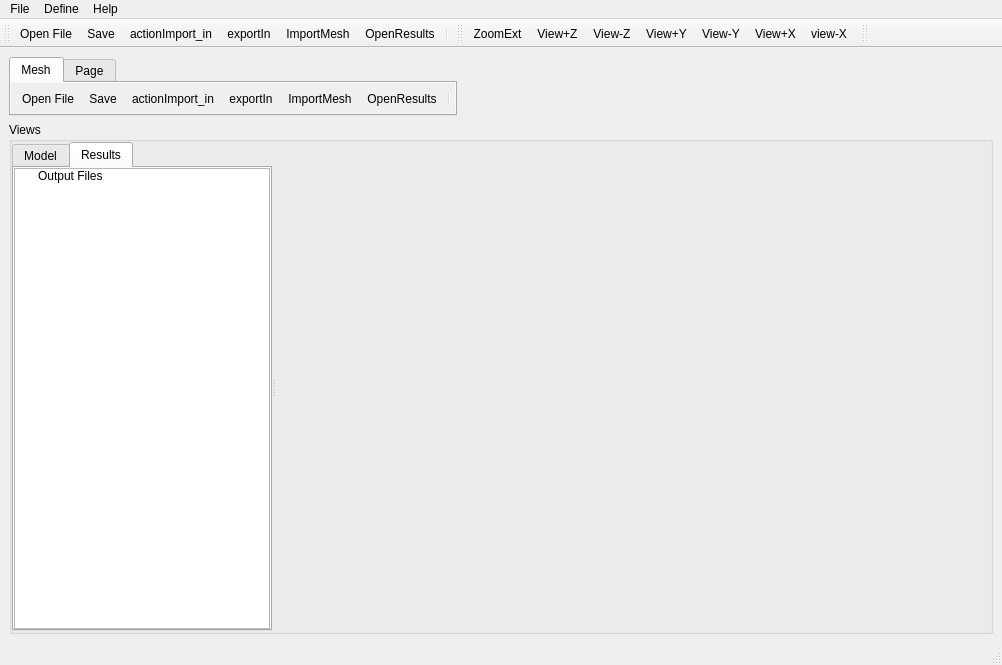
Qt form FluxSol-CAE/SimpleView.ui (luchete80/fluxsol) before a commit.
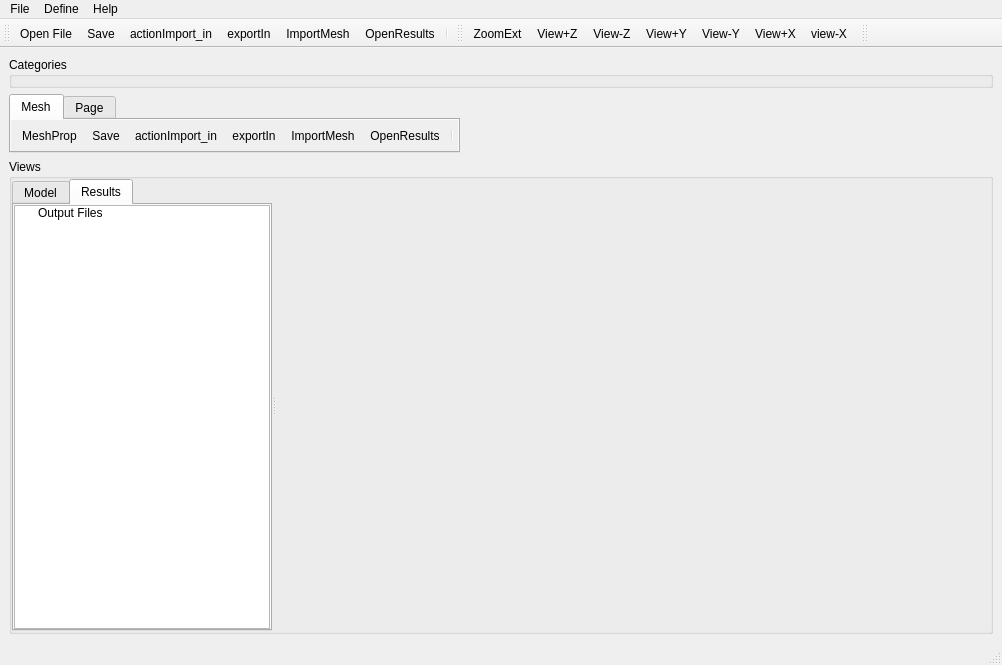
The same form after that commit. Icons and pictures are not drawn. Custom widgets are drawn as their Qt base class.

```diff
--- a/FluxSol-CAE/SimpleView.ui
+++ b/FluxSol-CAE/SimpleView.ui
@@ -62,7 +62,7 @@
   </property>
   <widget class="QWidget" name="centralwidget">
    <layout class="QGridLayout" name="gridLayout">
-    <item row="2" column="0">
+    <item row="3" column="0">
      <widget class="QGroupBox" name="groupBoxGraph">
       <property name="sizePolicy">
        <sizepolicy hsizetype="Expanding" vsizetype="Expanding">
@@ -196,6 +196,14 @@
      </widget>
     </item>
     <item row="1" column="0">
+     <widget class="QGroupBox" name="groupBox">
+      <property name="title">
+       <string>Categories</string>
+      </property>
+      <zorder>tabWidget_2</zorder>
+     </widget>
+    </item>
+    <item row="2" column="0">
      <widget class="QTabWidget" name="tabWidget_2">
       <property name="sizePolicy">
        <sizepolicy hsizetype="Fixed" vsizetype="Expanding">
@@ -519,7 +527,7 @@
        <attribute name="title">
         <string>Mesh</string>
        </attribute>
-       <addaction name="actionOpenFile"/>
+       <addaction name="actionMeshProp"/>
        <addaction name="actionSave"/>
        <addaction name="actionImport_in"/>
        <addaction name="actionExportIn"/>
@@ -825,6 +833,15 @@
     <string>Open Results File</string>
    </property>
   </action>
+  <action name="actionMeshProp">
+   <property name="icon">
+    <iconset resource="Icons/icons.qrc">
+     <normaloff>:/Icons/meshprop.png</normaloff>:/Icons/meshprop.png</iconset>
+   </property>
+   <property name="text">
+    <string>MeshProp</string>
+   </property>
+  </action>
  </widget>
  <customwidgets>
   <customwidget>
```
